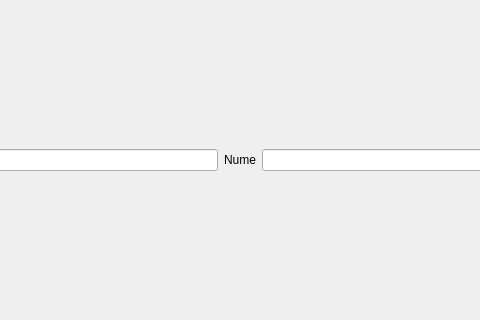
First picture: the form in src/main/resources/base/UIs/books.ui, repository nan-dre/OLDI, before the edit; both pictures show x 91 to 571 and y 89 to 409 of the 967 by 499 pixel window.
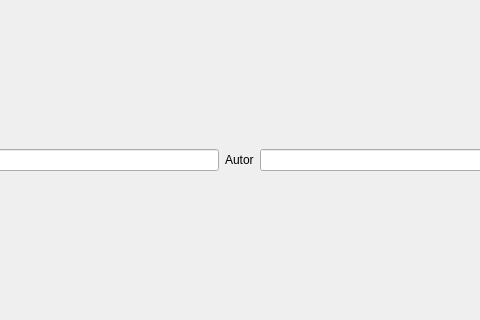
Second picture: the form after the edit.

```diff
--- a/src/main/resources/base/UIs/books.ui
+++ b/src/main/resources/base/UIs/books.ui
@@ -32,7 +32,7 @@
      <item>
       <widget class="QLabel" name="name_label">
        <property name="text">
-        <string>Nume</string>
+        <string>Autor</string>
        </property>
       </widget>
      </item>
```
